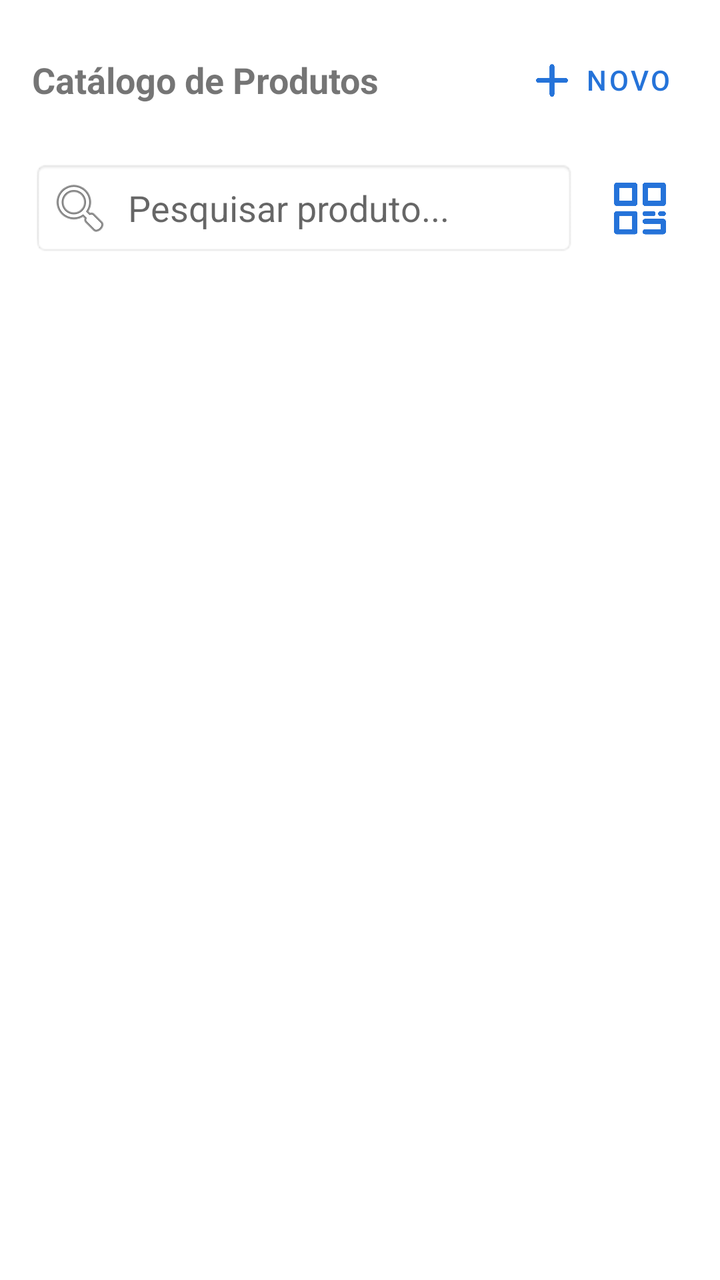
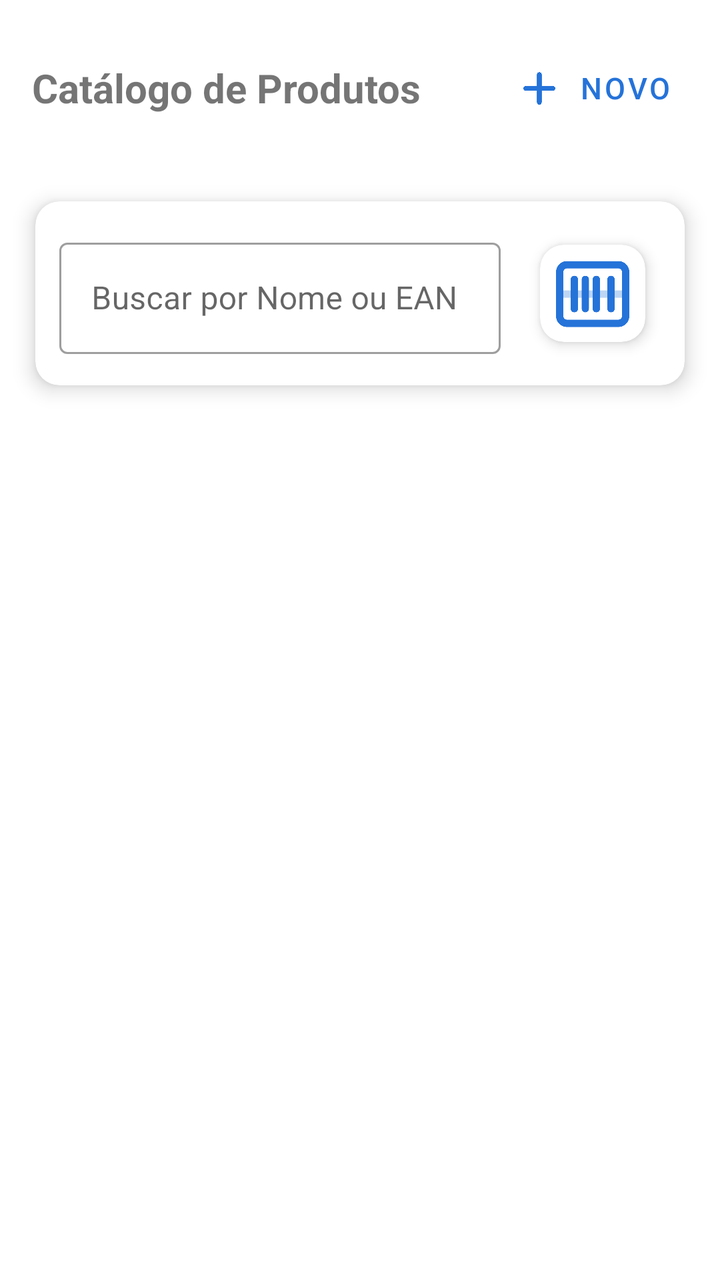

Before-and-after screenshots of an Android layout around one commit, followed by the original layout XML and the change that was made.
<!-- AndroidManifest.xml: application theme Theme.PistaLimpa -->
<!-- res/layout/fragment_admin_products.xml -->
<?xml version="1.0" encoding="utf-8"?>
<LinearLayout xmlns:android="http://schemas.android.com/apk/res/android"
    xmlns:app="http://schemas.android.com/apk/res-auto"
    android:layout_width="match_parent"
    android:layout_height="match_parent"
    android:orientation="vertical"
    android:padding="16dp">

    
    <LinearLayout
        android:layout_width="match_parent"
        android:layout_height="wrap_content"
        android:gravity="center_vertical"
        android:orientation="horizontal"
        android:layout_marginBottom="16dp">

        <TextView
            android:layout_width="0dp"
            android:layout_height="wrap_content"
            android:layout_weight="1"
            android:text="Catálogo de Produtos"
            android:textSize="18sp"
            android:textStyle="bold" />

        <com.google.android.material.button.MaterialButton
            android:id="@+id/btnNovoProduto"
            style="@style/Widget.MaterialComponents.Button.TextButton"
            android:layout_width="wrap_content"
            android:layout_height="wrap_content"
            android:text="NOVO"
            app:icon="@drawable/adicionar"
            app:iconSize="24dp" />
    </LinearLayout>

    
    <LinearLayout
        android:layout_width="match_parent"
        android:layout_height="wrap_content"
        android:orientation="horizontal"
        android:gravity="center_vertical"
        android:layout_marginBottom="16dp">

        <EditText
            android:id="@+id/etSearchInventory"
            android:layout_width="0dp"
            android:layout_height="48dp"
            android:layout_weight="1"
            android:background="@android:drawable/editbox_background"
            android:drawableStart="@android:drawable/ic_menu_search"
            android:drawablePadding="8dp"
            android:hint="Pesquisar produto..."
            android:imeOptions="actionSearch"
            android:inputType="text"
            android:padding="8dp" />

        <ImageButton
            android:id="@+id/btnBarcodeScanner"
            android:layout_width="48dp"
            android:layout_height="48dp"
            android:layout_marginStart="8dp"
            android:background="?attr/selectableItemBackgroundBorderless"
            android:contentDescription="Escanear Código de Barras"
            android:padding="8dp"
            android:scaleType="fitCenter"
            android:src="@drawable/qrcode"
            app:tint="?attr/colorPrimary" />
    </LinearLayout>

    <androidx.recyclerview.widget.RecyclerView
        android:id="@+id/rvProductManagement"
        android:layout_width="match_parent"
        android:layout_height="match_parent"
        android:clipToPadding="false"
        android:paddingBottom="80dp" />

</LinearLayout>
<!-- resources referenced by this layout -->
<resources>
  <!-- drawable adicionar: png bitmap (drawable, 8726 bytes) -->
  <!-- drawable qrcode: png bitmap (drawable, 11988 bytes) -->
  <style name="Theme.PistaLimpa" parent="Theme.MaterialComponents.DayNight.DarkActionBar">
          
          <item name="colorPrimary">@color/purple_500</item>
          <item name="colorPrimaryVariant">@color/purple_700</item>
          <item name="colorOnPrimary">@color/white</item>
          
          <item name="colorSecondary">@color/teal_200</item>
          <item name="colorSecondaryVariant">@color/teal_700</item>
          <item name="colorOnSecondary">@color/black</item>
          
          <item name="android:statusBarColor">?attr/colorPrimaryVariant</item>
          
      </style>
  <color name="purple_500">#2573D9</color>
  <color name="purple_700">#2573D9</color>
  <color name="white">#F2F2F2</color>
  <color name="teal_200">#FF03DAC5</color>
  <color name="teal_700">#FF018786</color>
  <color name="black">#FF000000</color>
</resources>

<!-- the commit's change to res/layout/fragment_admin_products.xml (unified diff, before → after) -->
@@ -4,7 +4,9 @@
     android:layout_width="match_parent"
     android:layout_height="match_parent"
     android:orientation="vertical"
-    android:padding="16dp">
+    android:clipChildren="false"
+    android:clipToPadding="false"
+    android:padding="8dp">
 
     
     <LinearLayout
@@ -12,59 +14,85 @@
         android:layout_height="wrap_content"
         android:gravity="center_vertical"
         android:orientation="horizontal"
-        android:layout_marginBottom="16dp">
+        android:padding="8dp"
+        android:layout_marginBottom="8dp">
 
         <TextView
             android:layout_width="0dp"
             android:layout_height="wrap_content"
             android:layout_weight="1"
             android:text="Catálogo de Produtos"
-            android:textSize="18sp"
+            android:textSize="20sp"
             android:textStyle="bold" />
 
         <com.google.android.material.button.MaterialButton
             android:id="@+id/btnNovoProduto"
             style="@style/Widget.MaterialComponents.Button.TextButton"
             android:layout_width="wrap_content"
-            android:layout_height="wrap_content"
+            android:layout_height="56dp"
             android:text="NOVO"
+            android:textSize="15sp"
             app:icon="@drawable/adicionar"
+            app:iconPadding="8dp"
             app:iconSize="24dp" />
     </LinearLayout>
 
     
-    <LinearLayout
+    <com.google.android.material.card.MaterialCardView
         android:layout_width="match_parent"
         android:layout_height="wrap_content"
-        android:orientation="horizontal"
-        android:gravity="center_vertical"
-        android:layout_marginBottom="16dp">
+        android:layout_marginBottom="8dp"
+        app:cardCornerRadius="12dp"
+        app:cardElevation="6dp"
+        app:cardUseCompatPadding="true">
 
-        <EditText
-            android:id="@+id/etSearchInventory"
-            android:layout_width="0dp"
-            android:layout_height="48dp"
-            android:layout_weight="1"
-            android:background="@android:drawable/editbox_background"
-            android:drawableStart="@android:drawable/ic_menu_search"
-            android:drawablePadding="8dp"
-            android:hint="Pesquisar produto..."
-            android:imeOptions="actionSearch"
-            android:inputType="text"
-            android:padding="8dp" />
+        <LinearLayout
+            android:layout_width="match_parent"
+            android:layout_height="wrap_content"
+            android:orientation="horizontal"
+            android:gravity="center_vertical"
+            android:padding="12dp"
+            android:clipChildren="false"
+            android:clipToPadding="false">
 
-        <ImageButton
-            android:id="@+id/btnBarcodeScanner"
-            android:layout_width="48dp"
-            android:layout_height="48dp"
-            android:layout_marginStart="8dp"
-            android:background="?attr/selectableItemBackgroundBorderless"
-            android:contentDescription="Escanear Código de Barras"
-            android:padding="8dp"
-            android:scaleType="fitCenter"
-            android:src="@drawable/qrcode"
-            app:tint="?attr/colorPrimary" />
-    </LinearLayout>
+            <com.google.android.material.textfield.TextInputLayout
+                android:id="@+id/tilSearchInventory"
+                style="@style/Widget.MaterialComponents.TextInputLayout.OutlinedBox"
+                android:layout_width="0dp"
+                android:layout_height="wrap_content"
+                android:layout_weight="1"
+                android:hint="Buscar por Nome ou EAN">
+
+                <com.google.android.material.textfield.TextInputEditText
+                    android:id="@+id/etSearchInventory"
+                    android:layout_width="match_parent"
+                    android:layout_height="wrap_content"
+                    android:imeOptions="actionSearch"
+                    android:inputType="text" />
+            </com.google.android.material.textfield.TextInputLayout>
+
+            <com.google.android.material.card.MaterialCardView
+                android:id="@+id/cardScannerProducts"
+                android:layout_width="68dp"
+                android:layout_height="68dp"
+                android:layout_marginStart="12dp"
+                app:cardCornerRadius="12dp"
+                app:cardElevation="4dp"
+                app:cardUseCompatPadding="true">
+
+                <ImageButton
+                    android:id="@+id/btnBarcodeScanner"
+                    android:layout_width="match_parent"
+                    android:layout_height="match_parent"
+                    android:padding="2dp"
+                    android:scaleType="fitCenter"
+                    android:src="@drawable/leitor"
+                    app:tint="?attr/colorPrimary"
+                    android:background="?attr/selectableItemBackground"
+                    android:contentDescription="Escanear Código" />
+            </com.google.android.material.card.MaterialCardView>
+        </LinearLayout>
+    </com.google.android.material.card.MaterialCardView>
 
     <androidx.recyclerview.widget.RecyclerView
         android:id="@+id/rvProductManagement"
<!-- resource entries referenced after the edit -->
@@ -1,7 +1,7 @@
 <!-- resources referenced by this layout -->
 <resources>
   <!-- drawable adicionar: png bitmap (drawable, 8726 bytes) -->
-  <!-- drawable qrcode: png bitmap (drawable, 11988 bytes) -->
+  <!-- drawable leitor: png bitmap (drawable, 13046 bytes) -->
   <style name="Theme.PistaLimpa" parent="Theme.MaterialComponents.DayNight.DarkActionBar">
           
           <item name="colorPrimary">@color/purple_500</item>
